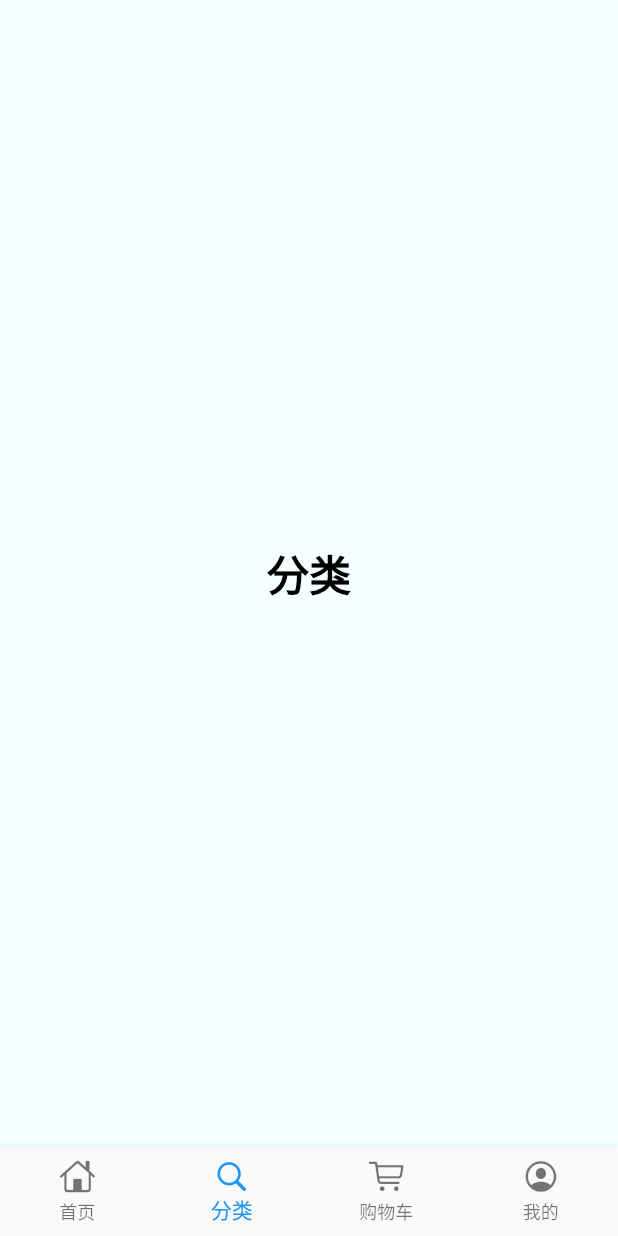
After one commit to jack9095/flutter_app, a Flutter app: the screen it shows after launch, item 2 of the bottom bar chosen, on a phone screen of 412 x 824 dp. The commit adds this screen. Run offline on Flutter 3.47's test engine with Material 2 defaults, Android fonts, the phone set to English and light mode, and no system bars; our stand-ins replace dio, toast.

Commit message:
搭建项目结构

```diff
--- a/lib/DataNetWork.dart
+++ b/lib/demo/DataNetWork.dart
@@ -2,7 +2,7 @@ import 'package:flutter/cupertino.dart';
 import 'package:flutter/material.dart';
 import 'package:dio/dio.dart';
 import 'dart:convert' as Convert;
-//import 'package: ../bean/UserResponse.dart';
+import '../bean/UserResponse.dart';
 
 void main() {
   runApp(MaterialApp(
--- /dev/null
+++ b/lib/demo/route.dart
@@ -0,0 +1,121 @@
+import 'package:flutter/material.dart';
+import '../route/index.dart';
+
+void main() => runApp(RouteWidget());
+
+class RouteWidget extends StatelessWidget {
+  @override
+  Widget build(BuildContext context) {
+    return MaterialApp(
+      title: '路由的简单使用',
+      theme: ThemeData(primaryColor: Colors.amber),
+      debugShowCheckedModeBanner: false, // 去掉右上角的 DEBUG
+      routes: {
+        'lv_widgets': (context) => ListViewDemo(),
+      },
+      home: Scaffold(
+        appBar: AppBar(
+          title: Text(
+            "路由的简单使用",
+            style: TextStyle(
+              fontWeight: FontWeight.bold,
+              fontSize: 20.0,
+              color: Colors.deepOrangeAccent,
+            ),
+          ),
+        ),
+        body: GridView.builder(
+          itemCount: TESTS.length,
+          gridDelegate: SliverGridDelegateWithFixedCrossAxisCount(
+            crossAxisCount: 2,
+            crossAxisSpacing: 10.0,
+            mainAxisSpacing: 10.0,
+            childAspectRatio: 1.0,
+          ),
+          padding: EdgeInsets.all(10.0),
+          itemBuilder: (context, index) {
+            return FlatButton(
+              onPressed: () {
+                  Navigator.pushNamed(context, TESTS[index].routeName);
+              },
+              color: COLORS[index % COLORS.length],
+              // 圆角
+              shape: RoundedRectangleBorder(
+                  borderRadius: BorderRadius.circular(5.0)),
+              child: Column(
+                mainAxisAlignment: MainAxisAlignment.center,
+                crossAxisAlignment: CrossAxisAlignment.start,
+                children: <Widget>[
+                  Expanded(
+                    flex: 1,
+                    child: Center(
+                      child: Text(
+                        TESTS[index].title,
+                        style: TextStyle(
+                          fontSize: 20.0,
+                          color: Colors.white,
+                          fontWeight: FontWeight.bold,
+                        ),
+                      ),
+                    ),
+                  ),
+                  Expanded(
+                    child: Center(
+                      child: Text(
+                        TESTS[index].desc,
+                        maxLines: 3,
+                        overflow: TextOverflow.ellipsis,
+                        style: TextStyle(
+                          fontSize: 15.0,
+                          color: Colors.white70,
+                          fontWeight: FontWeight.bold,
+                        ),
+                      ),
+                    ),
+                  ),
+                ],
+              ),
+            );
+          },
+        ),
+      ),
+    );
+  }
+}
+
+const TESTS = [
+  Test(
+    title: 'ListView',
+    desc: 'itemBuild',
+    routeName: 'lv_widgets',
+  ),
+  Test(
+    title: 'GridView',
+    desc: 'itemBuild',
+    routeName: 'gv_widgets',
+  ),
+  Test(
+    title: 'NetWork',
+    desc: 'itemBuild',
+    routeName: 'nw_widgets',
+  ),
+];
+
+class Test {
+  final String title;
+  final String desc;
+  final String routeName;
+
+  const Test({this.title, this.desc, this.routeName});
+}
+
+const List<Color> COLORS = [
+  Color(0xFFFF4777),
+  Color(0xFFCA6924),
+  Color(0xFF00BC12),
+  Color(0xFF725E82),
+  Color(0xFFFFA400),
+  Color(0xFFDD7160),
+  Color(0xFF5D513C),
+  Color(0xFFD180D2),
+];
--- a/lib/main.dart
+++ b/lib/main.dart
@@ -1,120 +1,17 @@
 import 'package:flutter/material.dart';
-import 'route/index.dart';
+import 'package:flutter/cupertino.dart';
+import 'shop/index.dart';
 
-void main() => runApp(RouteWidget());
+void main() => runApp(ShopWidget());
 
-class RouteWidget extends StatelessWidget {
+class ShopWidget extends StatelessWidget {
   @override
   Widget build(BuildContext context) {
     return MaterialApp(
-      title: '路由的简单使用',
-      theme: ThemeData(primaryColor: Colors.amber),
-      routes: {
-        'lv_widgets': (context) => ListViewDemo(),
-      },
-      home: Scaffold(
-        appBar: AppBar(
-          title: Text(
-            "路由的简单使用",
-            style: TextStyle(
-              fontWeight: FontWeight.bold,
-              fontSize: 20.0,
-              color: Colors.deepOrangeAccent,
-            ),
-          ),
-        ),
-        body: GridView.builder(
-          itemCount: TESTS.length,
-          gridDelegate: SliverGridDelegateWithFixedCrossAxisCount(
-            crossAxisCount: 2,
-            crossAxisSpacing: 10.0,
-            mainAxisSpacing: 10.0,
-            childAspectRatio: 1.0,
-          ),
-          padding: EdgeInsets.all(10.0),
-          itemBuilder: (context, index) {
-            return FlatButton(
-              onPressed: () {
-                  Navigator.pushNamed(context, TESTS[index].routeName);
-              },
-              color: COLORS[index % COLORS.length],
-              // 圆角
-              shape: RoundedRectangleBorder(
-                  borderRadius: BorderRadius.circular(5.0)),
-              child: Column(
-                mainAxisAlignment: MainAxisAlignment.center,
-                crossAxisAlignment: CrossAxisAlignment.start,
-                children: <Widget>[
-                  Expanded(
-                    flex: 1,
-                    child: Center(
-                      child: Text(
-                        TESTS[index].title,
-                        style: TextStyle(
-                          fontSize: 20.0,
-                          color: Colors.white,
-                          fontWeight: FontWeight.bold,
-                        ),
-                      ),
-                    ),
-                  ),
-                  Expanded(
-                    child: Center(
-                      child: Text(
-                        TESTS[index].desc,
-                        maxLines: 3,
-                        overflow: TextOverflow.ellipsis,
-                        style: TextStyle(
-                          fontSize: 15.0,
-                          color: Colors.white70,
-                          fontWeight: FontWeight.bold,
-                        ),
-                      ),
-                    ),
-                  ),
-                ],
-              ),
-            );
-          },
-        ),
-      ),
+      title: '电商',
+      theme: ThemeData(primaryColor: Colors.lightBlue),
+      debugShowCheckedModeBanner: false, // 去掉右上角的 DEBUG
+      home: IndexWidget(),
     );
   }
 }
-
-const TESTS = [
-  Test(
-    title: 'ListView',
-    desc: 'itemBuild',
-    routeName: 'lv_widgets',
-  ),
-  Test(
-    title: 'GridView',
-    desc: 'itemBuild',
-    routeName: 'gv_widgets',
-  ),
-  Test(
-    title: 'NetWork',
-    desc: 'itemBuild',
-    routeName: 'nw_widgets',
-  ),
-];
-
-class Test {
-  final String title;
-  final String desc;
-  final String routeName;
-
-  const Test({this.title, this.desc, this.routeName});
-}
-
-const List<Color> COLORS = [
-  Color(0xFFFF4777),
-  Color(0xFFCA6924),
-  Color(0xFF00BC12),
-  Color(0xFF725E82),
-  Color(0xFFFFA400),
-  Color(0xFFDD7160),
-  Color(0xFF5D513C),
-  Color(0xFFD180D2),
-];
--- /dev/null
+++ b/lib/shop/category_page.dart
@@ -0,0 +1,19 @@
+import 'package:flutter/material.dart';
+import 'package:flutter/cupertino.dart';
+
+class CategoryPage extends StatefulWidget {
+  @override
+  _CategoryPageState createState() => _CategoryPageState();
+}
+
+class _CategoryPageState extends State<CategoryPage> {
+  @override
+  Widget build(BuildContext context) {
+    return Center(
+      child: Text(
+        '分类',
+        style: TextStyle(fontSize: 28.0, fontWeight: FontWeight.bold, color: Colors.black),
+      ),
+    );
+  }
+}
--- /dev/null
+++ b/lib/shop/index.dart
@@ -0,0 +1,75 @@
+import 'package:flutter/cupertino.dart';
+import 'package:flutter/material.dart';
+import './cart_page.dart';
+import './category_page.dart';
+import './home_page.dart';
+import './mine_page.dart';
+
+class IndexWidget extends StatefulWidget {
+  @override
+  _IndexWidgetState createState() => _IndexWidgetState();
+}
+
+class _IndexWidgetState extends State<IndexWidget> {
+  //  final List<BottomNavigationBarItem> BOTTOMTABS = [
+//    BottomNavigationBarItem(
+//      icon: Icon(CupertinoIcons.home),
+//      title: Text('首页'),
+//    ),
+//  ];
+
+  int currentIndex = 0;
+  var currentWidget;
+
+  @override
+  void initState() {
+    super.initState();
+    currentWidget = PAGE_WIDGET[currentIndex];
+  }
+
+  @override
+  Widget build(BuildContext context) {
+    return Scaffold(
+//      appBar: AppBar(
+//        centerTitle: true,
+//        title: Text('电商项目'),
+//      ),
+      backgroundColor: Color.fromRGBO(244, 255, 255, 1.0),
+      // 设置这个组件就会把里面的组件置于最底部
+      bottomNavigationBar: BottomNavigationBar(
+        type: BottomNavigationBarType.fixed,
+        items: BOTTOMTABS,
+        currentIndex: currentIndex,
+        onTap: (index) {
+          // 刷新组件的方法
+          setState(() {
+            currentIndex = index;
+            currentWidget = PAGE_WIDGET[currentIndex];
+          });
+        },
+      ),
+      body: currentWidget,
+    );
+  }
+}
+
+const BOTTOMTABS = [
+  BottomNavigationBarItem(
+    icon: Icon(CupertinoIcons.home),
+    title: Text('首页'),
+  ),
+  BottomNavigationBarItem(
+    icon: Icon(CupertinoIcons.search),
+    title: Text('分类'),
+  ),
+  BottomNavigationBarItem(
+    icon: Icon(CupertinoIcons.shopping_cart),
+    title: Text('购物车'),
+  ),
+  BottomNavigationBarItem(
+    icon: Icon(CupertinoIcons.profile_circled),
+    title: Text('我的'),
+  ),
+];
+
+final PAGE_WIDGET = [HomePage(), CategoryPage(), CartPage(), MinePage()];
```
Also changed, not shown: lib/demo/main_copy.dart (renamed from lib/main_copy.dart, +5 -5 lines), lib/route/index.dart (+45 -10 lines), lib/shop/cart_page.dart (added, +19 -0 lines), lib/shop/home_page.dart (added, +19 -0 lines), lib/shop/mine_page.dart (added, +19 -0 lines), lib/demo/Navigator_01.dart (renamed from lib/Navigator_01.dart), lib/demo/column.dart (renamed from lib/column.dart), lib/demo/gridview.dart (renamed from lib/gridview.dart), lib/demo/layout.dart (renamed from lib/layout.dart), lib/demo/listview.dart (renamed from lib/listview.dart), lib/demo/local_file.dart (renamed from lib/local_file.dart), lib/demo/navigator_02.dart (renamed from lib/navigator_02.dart), lib/demo/navigator_03.dart (renamed from lib/navigator_03.dart), lib/demo/network.dart (renamed from lib/network.dart), 1 more files.
